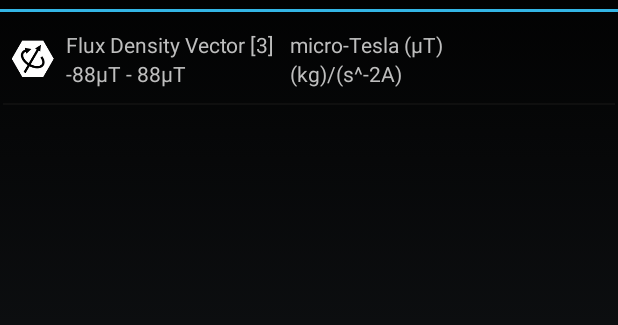
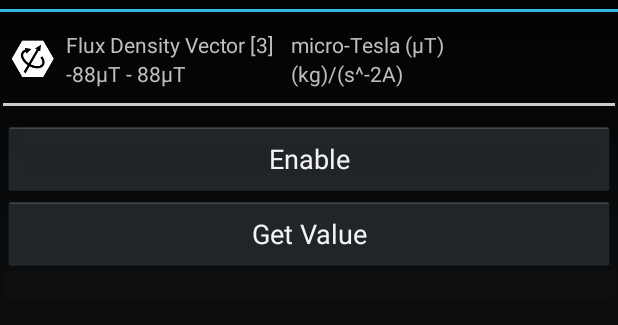
Before and after one commit to stdlogicvector/SensorArray, an Android app: the fragment MeasurementFragment shown on its own in the app's theme, on a phone screen of 412 x 824 dp, the part 60-385 px from its top. Run offline under Robolectric (Android 15) with nearby library versions, the phone set to English and light mode, and no system bars; 3 statements that could not run were skipped.

Commit message:
ASCII85 Decoding works Rudimentary value display for internal sensors Some layout improvements

```diff
--- a/app/src/main/AndroidManifest.xml
+++ b/app/src/main/AndroidManifest.xml
@@ -1,6 +1,10 @@
 <?xml version="1.0" encoding="utf-8"?>
 <manifest xmlns:android="http://schemas.android.com/apk/res/android"
     package="in.konstant" >
+
+    <uses-sdk
+        android:minSdkVersion="16"
+        android:targetSdkVersion="20"/>
 
     <uses-permission android:name="android.permission.BLUETOOTH_ADMIN" />
     <uses-permission android:name="android.permission.BLUETOOTH" />
--- a/app/src/main/java/in/konstant/sensors/BaseUnit.java
+++ b/app/src/main/java/in/konstant/sensors/BaseUnit.java
@@ -1,7 +1,7 @@
 package in.konstant.sensors;
 
 public enum BaseUnit {
-    NONE("", "", ""),
+    NONE("", "", "1"),
     METER("meter", "length", "m"),
     KILOGRAM("kilogram", "mass", "kg"),
     SECOND("second", "time", "s"),
--- a/app/src/main/java/in/konstant/sensors/ExternalSensor.java
+++ b/app/src/main/java/in/konstant/sensors/ExternalSensor.java
@@ -33,6 +33,11 @@ public class ExternalSensor extends Sensor {
 
     }
 
+    public float[] getValue(final int id) {
+
+        return null;
+    }
+
     public void addMeasurement(final Measurement measurement) {
         mMeasurements.add(measurement);
     }
--- a/app/src/main/res/layout/fragment_measurement.xml
+++ b/app/src/main/res/layout/fragment_measurement.xml
@@ -7,7 +7,7 @@
     android:paddingTop="@dimen/activity_vertical_margin"
     android:paddingBottom="@dimen/activity_vertical_margin"
     android:columnCount="3"
-    android:rowCount="5"
+    android:rowCount="6"
     tools:context=".SensorDeviceFragment">
 
     <ImageView
@@ -35,6 +35,7 @@
         android:layout_gravity="start"
         android:paddingEnd="10dp"
         android:paddingRight="10dp"
+        android:minWidth="150dp"
         android:text="Flux Density Vector [3]"/>
 
     <TextView
@@ -67,12 +68,52 @@
         android:text="(kg)/(s^-2A)"/>
 
     <View
-        android:layout_height="1dp"
+        android:id="@+id/MeasurementDivider"
+        android:layout_height="2dp"
         android:layout_width="fill_parent"
         android:layout_row="2"
         android:layout_column="0"
         android:layout_columnSpan="3"
         android:layout_marginTop="10dp"
-        android:background="@color/darkgrey" />
+        android:layout_marginBottom="10dp"
+        android:background="@color/lightgrey" />
 
+    <Button
+        android:id="@+id/btEnableMeasurement"
+        android:layout_height="50dp"
+        android:layout_width="fill_parent"
+        android:layout_gravity="top"
+        android:text="Enable"
+        android:layout_row="3"
+        android:layout_column="0"
+        android:layout_columnSpan="3"
+        />
+
+    <Button
+        android:id="@+id/btGetMeasurementValue"
+        android:layout_height="50dp"
+        android:layout_width="fill_parent"
+        android:layout_gravity="top"
+        android:text="Get Value"
+        android:layout_row="4"
+        android:layout_column="0"
+        android:layout_columnSpan="3"
+        />
+
+    <TextView
+        android:id="@+id/tvMeasurementValue"
+        android:layout_height="wrap_content"
+        android:layout_width="fill_parent"
+        android:layout_gravity="top"
+        android:gravity="bottom"
+        android:layout_row="5"
+        android:layout_column="0"
+        android:layout_columnSpan="3"
+        android:typeface="monospace"
+        android:textColor="@color/lightgreen"
+        android:background="@color/darkgrey"
+        android:scrollbars="vertical"
+        android:scrollbarAlwaysDrawVerticalTrack="true"
+        android:maxLines="15"
+        />
 </GridLayout>
```
Also changed, not shown: app/src/main/java/in/konstant/sensorarray/MeasurementFragment.java (+54 -8 lines), app/src/main/java/in/konstant/sensorarray/SensorFragment.java (+31 -3 lines), app/src/main/java/in/konstant/sensors/ASCII85.java (+3 -7 lines), app/src/main/java/in/konstant/sensors/InternalSensor.java (+5 -3 lines), app/src/main/java/in/konstant/sensors/Range.java (+10 -2 lines), app/src/main/java/in/konstant/sensors/Sensor.java (+7 -1 lines), app/src/main/java/in/konstant/sensors/SensorCommandHandler.java (+7 -7 lines), 1 other file.
